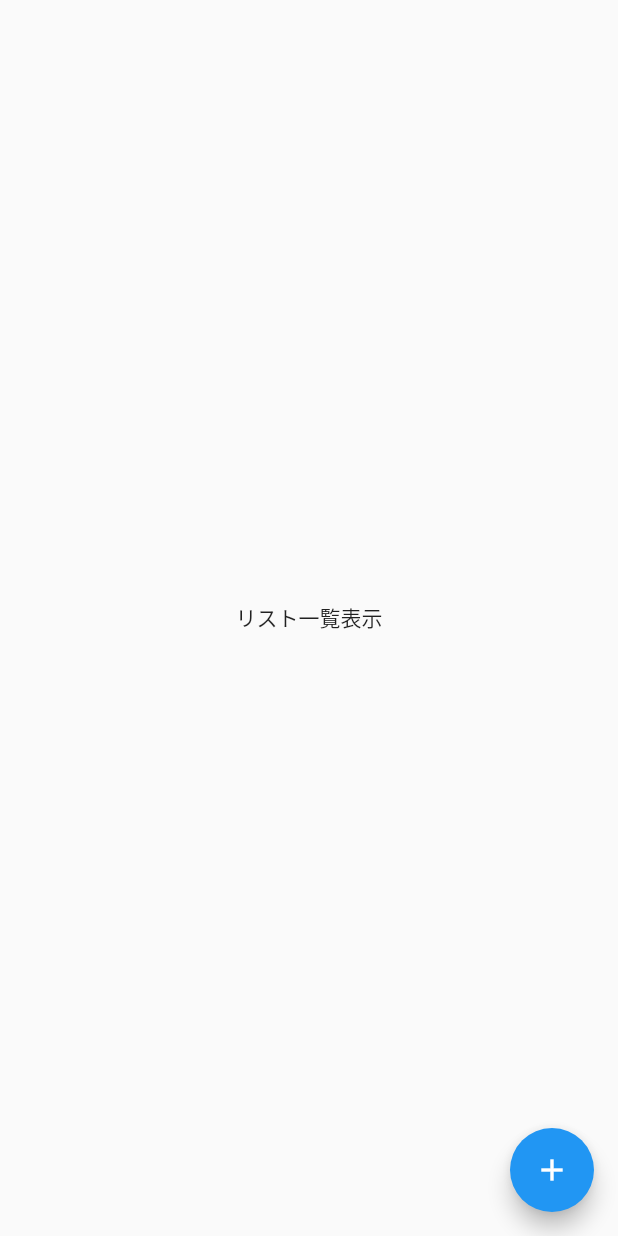
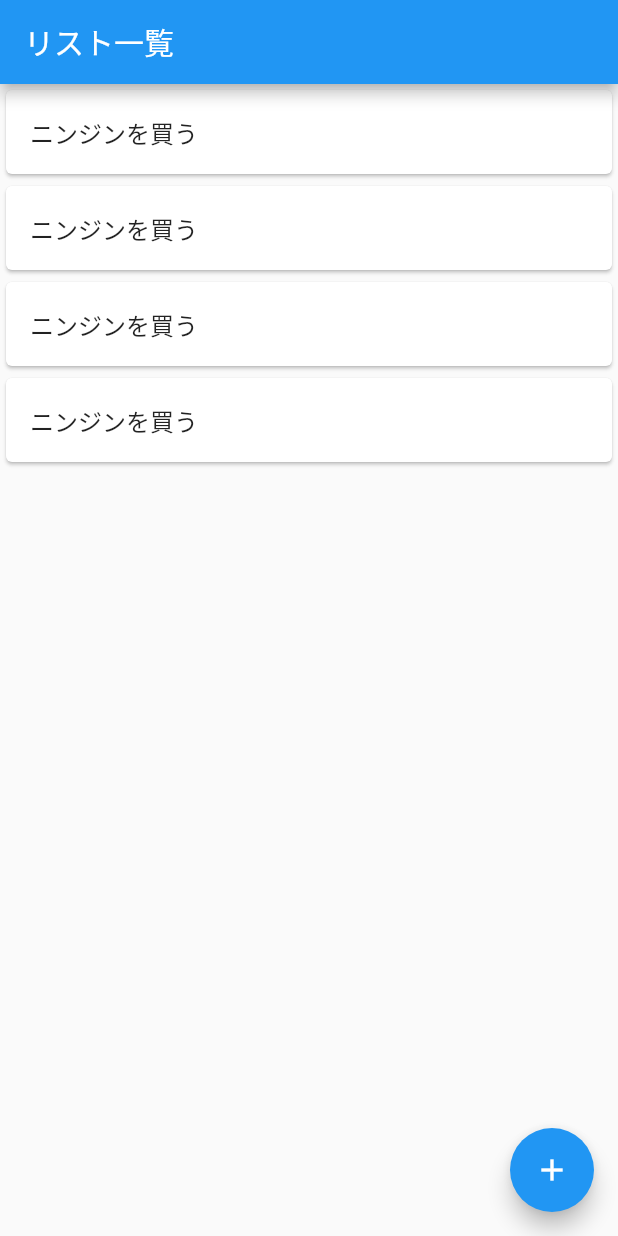
Before and after one commit to tyatyamaruko/TodoAppFlutter, a Flutter app: the screen it shows after launch, on a phone screen of 412 x 824 dp. Run offline on Flutter 3.47's test engine with Material 2 defaults, Android fonts, the phone set to English and light mode, and no system bars.

Commit message:
todoの表示

```diff
--- a/lib/main.dart
+++ b/lib/main.dart
@@ -21,8 +21,32 @@ class TodoListPage extends StatelessWidget {
   @override
   Widget build(BuildContext context) {
     return Scaffold(
-      body: Center(
-        child: Text('リスト一覧表示'),
+      appBar: AppBar(
+        title: Text('リスト一覧'),
+      ),
+      body: ListView(
+        children: [
+          Card(
+            child: ListTile(
+              title: Text('ニンジンを買う'),
+            ),
+          ),
+          Card(
+            child: ListTile(
+              title: Text('ニンジンを買う'),
+            ),
+          ),
+          Card(
+            child: ListTile(
+              title: Text('ニンジンを買う'),
+            ),
+          ),
+          Card(
+            child: ListTile(
+              title: Text('ニンジンを買う'),
+            ),
+          ),
+        ],
       ),
       floatingActionButton: FloatingActionButton(
         onPressed: () {
```
